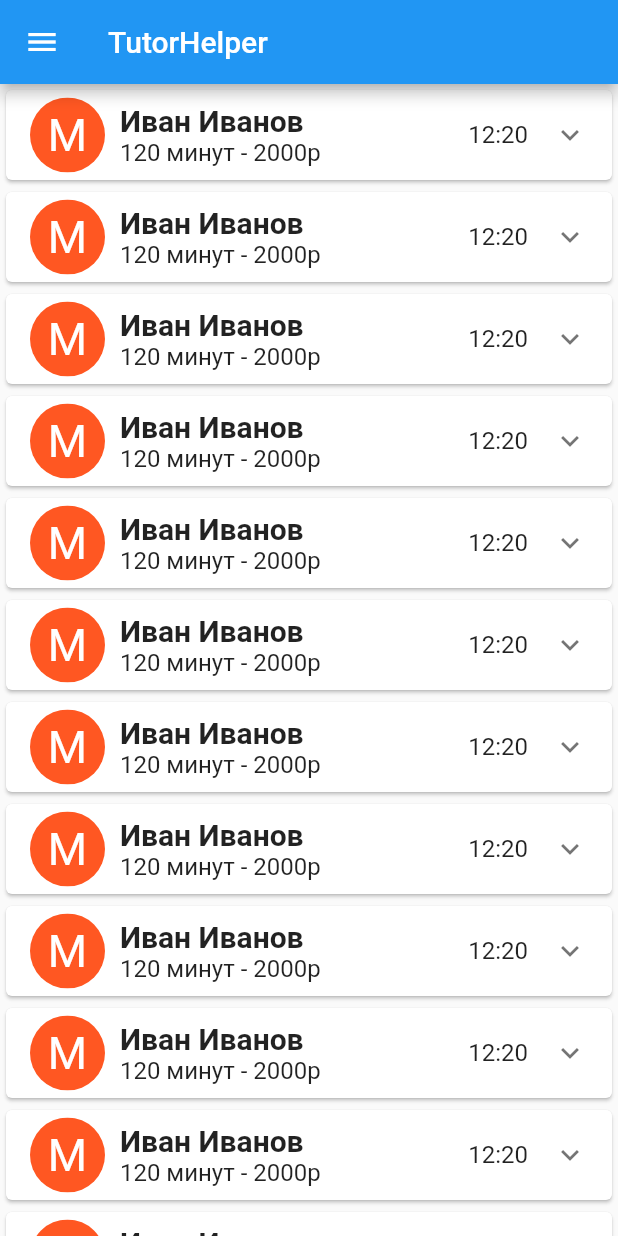
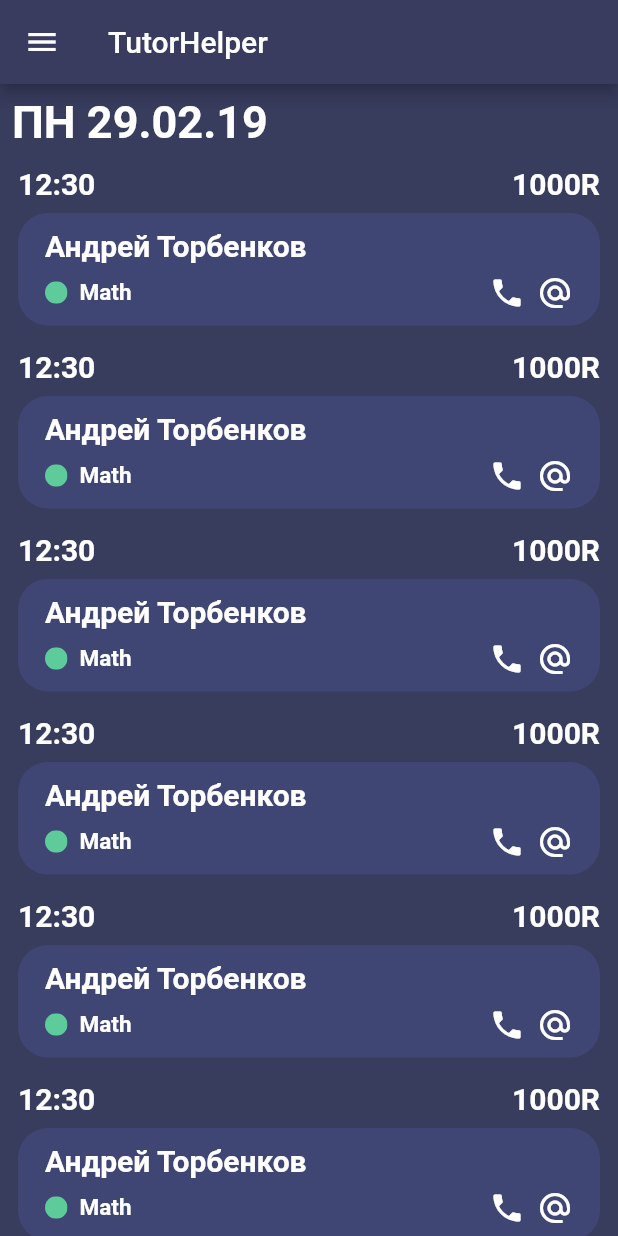
Before and after one commit to codethenpizza/tutorhelper, a Flutter app: the screen it shows after launch, on a phone screen of 412 x 824 dp. Run offline on Flutter 3.47's test engine with Material 2 defaults, Android fonts, the light colour scheme and no system bars.

Commit message:
update color schema; add classes card;

```diff
--- a/lib/main.dart
+++ b/lib/main.dart
@@ -1,5 +1,9 @@
 import 'package:flutter/material.dart';
+import 'package:tutor_helper/screens/ClassCreate.dart';
+import 'package:tutor_helper/screens/ClassesList.dart';
 import 'package:tutor_helper/screens/Dashboard.dart';
+import 'package:tutor_helper/screens/Class.dart';
+//import 'package:tutor_helper/screens/ForTests.dart';
 
 void main() => runApp(MyApp());
 
@@ -10,8 +14,12 @@ class MyApp extends StatelessWidget {
     return MaterialApp(
       title: 'TutorHelper',
       theme: ThemeData(
-
-        primarySwatch: Colors.blue,
+//        backgroundColor: Color(0xFF383c5d),
+          scaffoldBackgroundColor: Color(0xFF383c5d),
+//        primaryColorDark: Colors.blue,
+//        primarySwatch: Color(0xFF5dcb9a),
+          primaryColor: Color(0xFF393c5e),
+//      primaryColor: Color(0xFF5dcb9a),
       ),
       home: MyHomePage(),
     );
@@ -82,7 +90,16 @@ class _MyHomePageState extends State<MyHomePage> {
           ],
         ),
       ),
-      body: Dashboard()
+      body: ClassesList()
+
+//          Column(
+//            children: <Widget>[
+
+//            ],
+//          )
+
+
+
 
     );
   }
--- a/lib/screens/Class.dart
+++ b/lib/screens/Class.dart
@@ -0,0 +1,103 @@
+import 'package:flutter/material.dart';
+
+class Class extends StatefulWidget {
+  @override
+  State createState() => ClassState();
+}
+
+class ClassState extends State<Class> {
+  @override
+  Widget build(BuildContext context) {
+    return ClassCard();
+  }
+}
+
+class ClassCard extends StatelessWidget {
+  @override
+  Widget build(BuildContext context) {
+    return Card(
+        color: Color(0x005dcb9a),
+        borderOnForeground: false,
+        elevation: 0,
+      child: Column(
+//        mainAxisAlignment: MainAxisAlignment.start,
+      crossAxisAlignment: CrossAxisAlignment.start,
+        children: <Widget>[
+          Padding(
+            padding: const EdgeInsets.only(left: 8.0, right: 8.0),
+            child: Row(
+              mainAxisAlignment: MainAxisAlignment.spaceBetween,
+              children: <Widget>[
+                Text('12:30', style: TextStyle(fontSize: 20,color: Colors.white, fontWeight: FontWeight.bold),),
+                Text('1000R', style: TextStyle(fontSize: 20,color: Colors.white, fontWeight: FontWeight.bold),),
+              ],
+            )
+          ),
+          Padding(
+            padding: const EdgeInsets.all(8.0),
+            child: Container(
+              decoration: BoxDecoration(
+                color: Color(0xFF3f4674),
+                borderRadius: BorderRadius.circular(20),
+              ),
+              child: Padding(
+                padding: const EdgeInsets.all(10.0),
+                child: Column(
+                  crossAxisAlignment: CrossAxisAlignment.start,
+                  children: <Widget>[
+                    Padding(
+                        padding: const EdgeInsets.only(left: 8.0),
+                        child: Row(
+                          children: <Widget>[
+
+                            Text('Андрей Торбенков', style: TextStyle(fontSize: 20, fontWeight: FontWeight.bold, color: Colors.white),),
+                          ],
+                        )
+                    ),
+                    SizedBox(
+                      width: 20,
+                    ),
+                    Padding(
+                      padding: const EdgeInsets.only(left: 8.0, right: 8.0, top: 8.0),
+                      child: Row(
+                        mainAxisAlignment: MainAxisAlignment.spaceBetween,
+                        children: <Widget>[
+                          Row(
+                            children: <Widget>[
+                              ClipRRect(borderRadius: BorderRadius.circular(50),
+                                child: Container(height: 15,width: 15, color: Color(0xFF5dcb9a),),),
+                              Padding(
+                                padding: const EdgeInsets.only(left: 8.0),
+                                child: Text('Math', style: TextStyle(color:Colors.white, fontWeight: FontWeight.bold, fontSize: 15),),
+                              ),
+                            ],
+                          ),
+
+                          Row(
+                            children: <Widget>[
+                              Padding(
+                                padding: const EdgeInsets.only(left: 8.0),
+                                child: Icon(Icons.phone, color: Colors.white,),
+                              ),
+                              Padding(
+                                padding: const EdgeInsets.only(left: 8.0),
+                                child: Icon(Icons.alternate_email, color: Colors.white),
+                              ),
+                            ],
+                          )
+
+                        ],
+                      ),
+                    )
+                  ],
+                ),
+              ),
+            ),
+          ),
+        ],
+      )
+
+
+    );
+  }
+}
--- a/lib/screens/ClassesList.dart
+++ b/lib/screens/ClassesList.dart
@@ -0,0 +1,38 @@
+import 'package:flutter/material.dart';
+
+import 'Class.dart';
+
+class ClassesList extends StatefulWidget{
+
+  @override
+  State createState() => ClassesListState();
+
+}
+
+class ClassesListState extends State<ClassesList>{
+
+  @override
+  Widget build(BuildContext context) {
+    return ListView(
+      children: <Widget>[
+        Row(
+        children: <Widget>[
+          Padding(
+            padding: const EdgeInsets.all(8.0),
+            child: Text("ПН 29.02.19", style: TextStyle(color: Colors.white, fontWeight: FontWeight.bold, fontSize: 30),),
+          ),
+
+        ],
+    ),
+
+        Class(),
+        Class(),
+        Class(),
+        Class(),
+        Class(),
+        Class(),
+        Class(),
+      ],
+    );
+  }
+}
--- a/lib/screens/Dashboard.dart
+++ b/lib/screens/Dashboard.dart
@@ -30,8 +30,9 @@ class DashboardState extends State<Dashboard> {
   }
 }
 
+
+
 class ClassCard extends StatelessWidget {
-
   @override
   Widget build(BuildContext context) {
     return Card(
```
Also changed, not shown: lib/screens/ClassCreate.dart (+43 -0 lines), lib/screens/ForTests.dart (added, +297 -0 lines).
